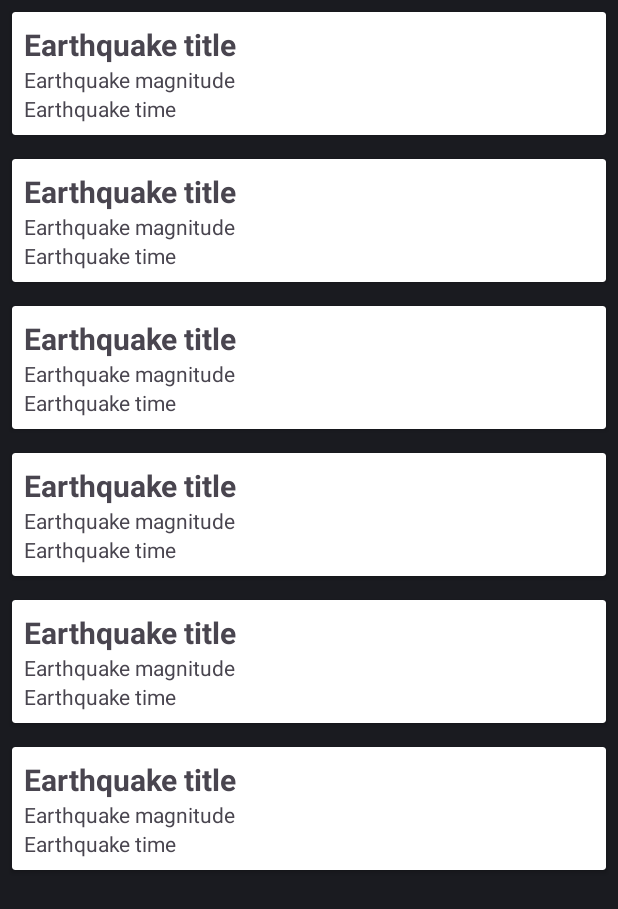
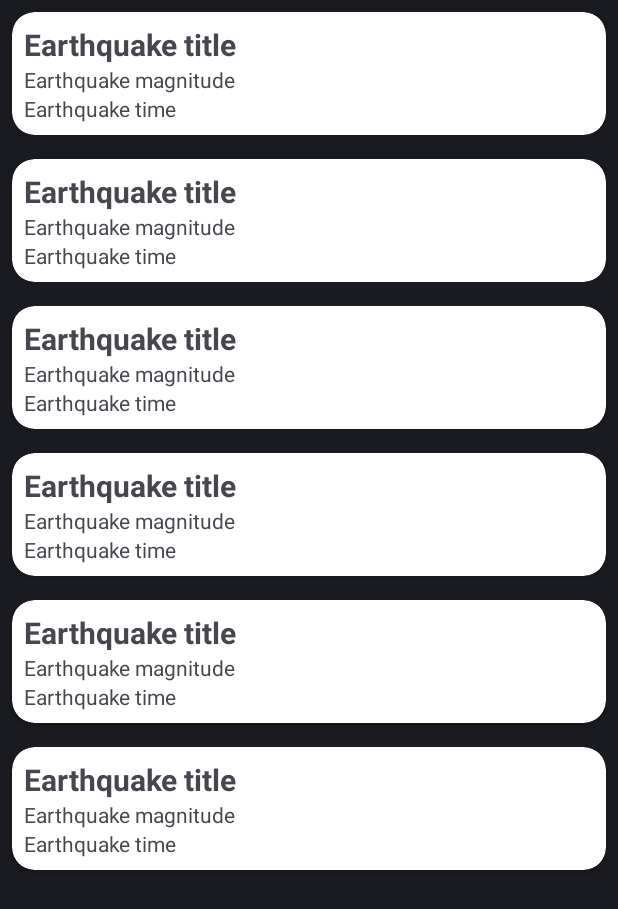
Before and after one commit to Manuesh/Earthquakes, an Android app: the layout fragment_list.xml on its own in the app's theme, with its tools: preview values and no code run, on a phone screen of 412 x 824 dp. Shown: the top 909 px of the screen. Run offline under Robolectric (Android 15) with nearby library versions, the phone set to English and light mode, and no system bars.

Commit message:
Edited cardview border radius

```diff
--- a/app/src/main/res/layout/adapter_earthquake.xml
+++ b/app/src/main/res/layout/adapter_earthquake.xml
@@ -1,20 +1,22 @@
 <?xml version="1.0" encoding="utf-8"?>
-<layout>
+<layout xmlns:app="http://schemas.android.com/apk/res-auto"
+    xmlns:tools="http://schemas.android.com/tools"
+    xmlns:android="http://schemas.android.com/apk/res/android">
     <data>
         <variable
             name="earthquake"
             type="it.serverbooster.app.earthquakes.model.Earthquake" />
     </data>
 
-    <LinearLayout xmlns:android="http://schemas.android.com/apk/res/android"
-        xmlns:tools="http://schemas.android.com/tools"
+    <LinearLayout
         android:layout_width="match_parent"
         android:layout_height="wrap_content">
 
         <androidx.cardview.widget.CardView
             android:layout_width="match_parent"
             android:layout_height="match_parent"
-            android:layout_margin="8dp">
+            android:layout_margin="8dp"
+            app:cardCornerRadius="15dp">
 
             <LinearLayout
                 android:id="@+id/layoutLinear"
@@ -27,9 +29,9 @@
                     android:id="@+id/textEarthquakeTitle"
                     android:layout_width="match_parent"
                     android:layout_height="wrap_content"
+                    android:text="@{earthquake.title.toString()}"
                     android:textSize="20sp"
                     android:textStyle="bold"
-                    android:text="@{earthquake.title.toString()}"
                     tools:text="Earthquake title" />
 
                 <TextView
```
